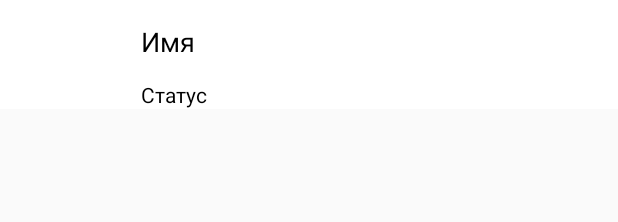
After one commit to Dem-xBitly/Event, an Android app: the layout users_single.xml on its own in the app's theme, with its tools: preview values and no code run, on a phone screen of 412 x 824 dp. The commit adds this screen. Shown: the top 222 px of the screen. Run offline under Robolectric (Android 15) with nearby library versions, the phone set to English and light mode, and no system bars; Roboto replaces fonts that are not available here.

Commit message:
Добавлен RecyclerView с отображением всех пользователь (еще не доработан)

```diff
--- a/app/build.gradle
+++ b/app/build.gradle
@@ -71,4 +71,6 @@ dependencies {
 
     implementation 'com.google.android.gms:play-services-maps:17.0.0'
 
+    implementation 'com.firebaseui:firebase-ui-database:4.3.2'
+
 }
--- a/app/src/main/AndroidManifest.xml
+++ b/app/src/main/AndroidManifest.xml
@@ -9,7 +9,7 @@
     <uses-permission android:name="android.permission.ACCESS_FINE_LOCATION" />
     <uses-permission android:name="android.permission.INTERNET" />
     <uses-permission android:name="android.permission.ACCESS_COARSE_LOCATION" />
-    <uses-permission android:name="android.permission.ACCESS_FINE_LOCATION"/>
+    <uses-permission android:name="android.permission.ACCESS_FINE_LOCATION" />
 
     <application
         android:allowBackup="true"
@@ -18,6 +18,7 @@
         android:roundIcon="@mipmap/ic_launcher_round"
         android:supportsRtl="true"
         android:theme="@style/Theme.EventPlatform">
+        <activity android:name=".UsersInvitationActivity"></activity>
         <activity android:name=".PickPlaceActivity" />
         <!--
              The API key for Google Maps-based APIs is defined as a string resource.
--- /dev/null
+++ b/app/src/main/res/layout/users_single.xml
@@ -0,0 +1,30 @@
+<?xml version="1.0" encoding="utf-8"?>
+<RelativeLayout xmlns:android="http://schemas.android.com/apk/res/android"
+    xmlns:app="http://schemas.android.com/apk/res-auto"
+    android:layout_width="match_parent"
+    android:layout_height="wrap_content"
+    android:background="#ffffff">
+
+    <TextView
+        android:id="@+id/user_single_name"
+        android:layout_width="wrap_content"
+        android:layout_height="wrap_content"
+        android:layout_alignParentStart="true"
+        android:layout_alignParentTop="true"
+        android:layout_marginStart="94dp"
+        android:layout_marginTop="15dp"
+        android:text="Имя"
+        android:textColor="#000000"
+        android:textSize="18sp" />
+
+    <TextView
+        android:id="@+id/user_single_status"
+        android:layout_width="wrap_content"
+        android:layout_height="wrap_content"
+        android:layout_below="@+id/user_single_name"
+        android:layout_alignParentStart="true"
+        android:layout_marginStart="94dp"
+        android:layout_marginTop="13dp"
+        android:text="Статус" />
+
+</RelativeLayout>
```
Also changed, not shown: app/src/main/java/dem/xbitly/eventplatform/PrivateEventActivity.java (+2 -6 lines), app/src/main/java/dem/xbitly/eventplatform/User.java (added, +31 -0 lines), app/src/main/java/dem/xbitly/eventplatform/UserAdapter.java (added, +46 -0 lines), app/src/main/java/dem/xbitly/eventplatform/UsersInvitationActivity.java (added, +44 -0 lines), app/src/main/res/layout/activity_users_invitation.xml (added, +14 -0 lines).
